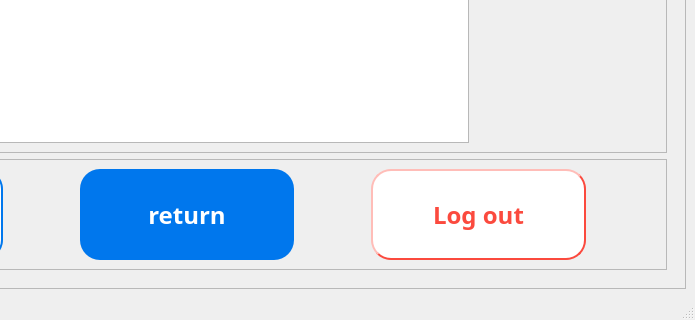
Before: the Qt Designer form QT/GUI_v1_1.ui in SE-PROJ-MEMBER/SE-PROJ, drawn with Qt 5; both pictures show x 321 to 1016 and y 550 to 870 of the 1016 by 870 pixel window.
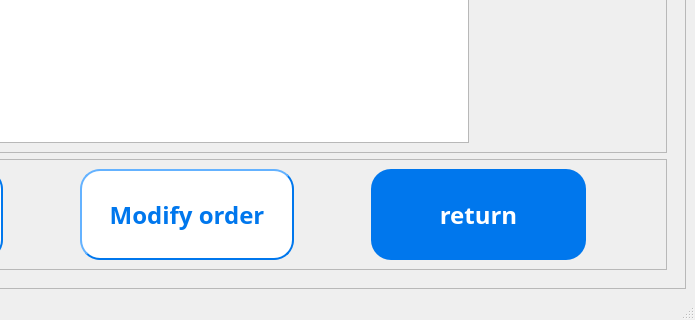
After: the same form once the commit is applied. The open tabs and pages were chosen to show the change.

What changed in the file:
```diff
--- a/QT/GUI_v1_1.ui
+++ b/QT/GUI_v1_1.ui
@@ -2873,7 +2873,31 @@
                      </spacer>
                     </item>
                     <item row="0" column="3">
-                     <widget class="QPushButton" name="to_book_info_page_3">
+                     <widget class="QPushButton" name="modify_order">
+                      <property name="sizePolicy">
+                       <sizepolicy hsizetype="Minimum" vsizetype="Expanding">
+                        <horstretch>0</horstretch>
+                        <verstretch>0</verstretch>
+                       </sizepolicy>
+                      </property>
+                      <property name="font">
+                       <font>
+                        <family>Bahnschrift SemiBold</family>
+                        <pointsize>18</pointsize>
+                        <weight>75</weight>
+                        <bold>true</bold>
+                       </font>
+                      </property>
+                      <property name="styleSheet">
+                       <string notr="true">QPushButton{background-color: rgb(255,255,255); border-radius:20px; color:rgb(0, 119, 237);border-width:2px;border-color:rgb(0, 119, 237);border-style:outset;}</string>
+                      </property>
+                      <property name="text">
+                       <string>Modify order</string>
+                      </property>
+                     </widget>
+                    </item>
+                    <item row="0" column="5">
+                     <widget class="QPushButton" name="to_book_info_page6">
                       <property name="sizePolicy">
                        <sizepolicy hsizetype="Minimum" vsizetype="Expanding">
                         <horstretch>0</horstretch>
@@ -2896,30 +2920,6 @@
                       </property>
                      </widget>
                     </item>
-                    <item row="0" column="5">
-                     <widget class="QPushButton" name="to_sign_in_page_3">
-                      <property name="sizePolicy">
-                       <sizepolicy hsizetype="Minimum" vsizetype="Expanding">
-                        <horstretch>0</horstretch>
-                        <verstretch>0</verstretch>
-                       </sizepolicy>
-                      </property>
-                      <property name="font">
-                       <font>
-                        <family>Bahnschrift SemiBold</family>
-                        <pointsize>18</pointsize>
-                        <weight>75</weight>
-                        <bold>true</bold>
-                       </font>
-                      </property>
-                      <property name="styleSheet">
-                       <string notr="true">QPushButton{background-color: rgb(255,255,255); border-radius:20px; color:rgb(251, 74, 62);border-width:2px;border-color:rgb(251, 74, 62);border-style:outset;}</string>
-                      </property>
-                      <property name="text">
-                       <string>Log out</string>
-                      </property>
-                     </widget>
-                    </item>
                     <item row="0" column="4">
                      <spacer name="horizontalSpacer_43">
                       <property name="orientation">
```
Left out of the diff: 115 changed lines with no effect on the pictures.
